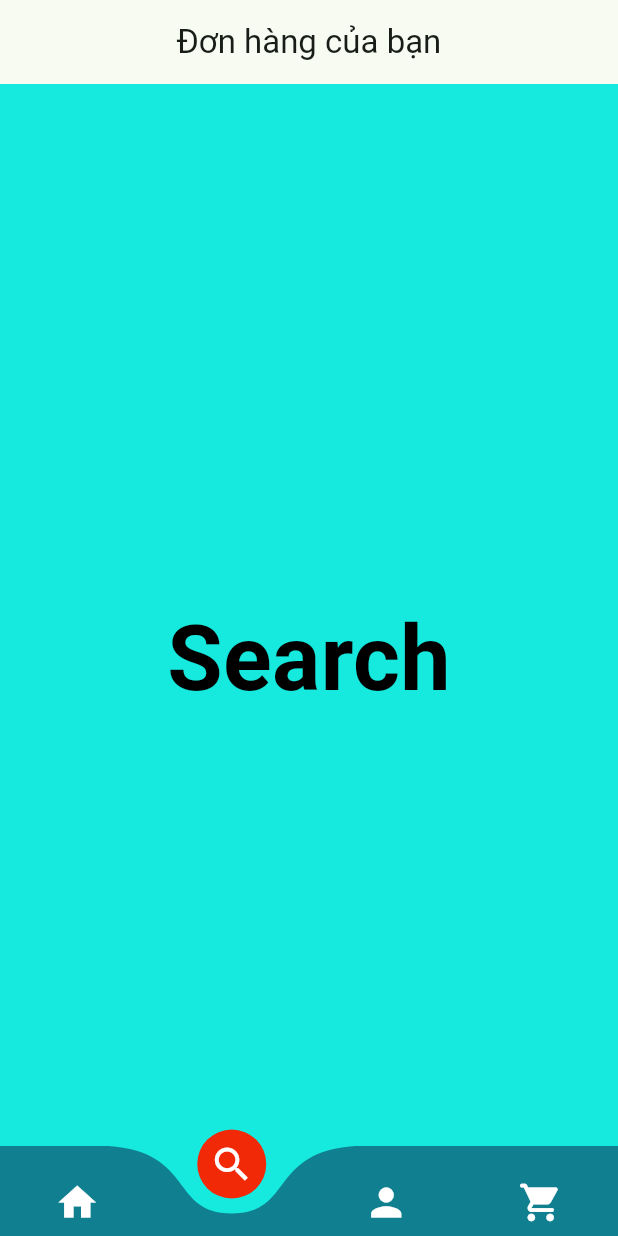
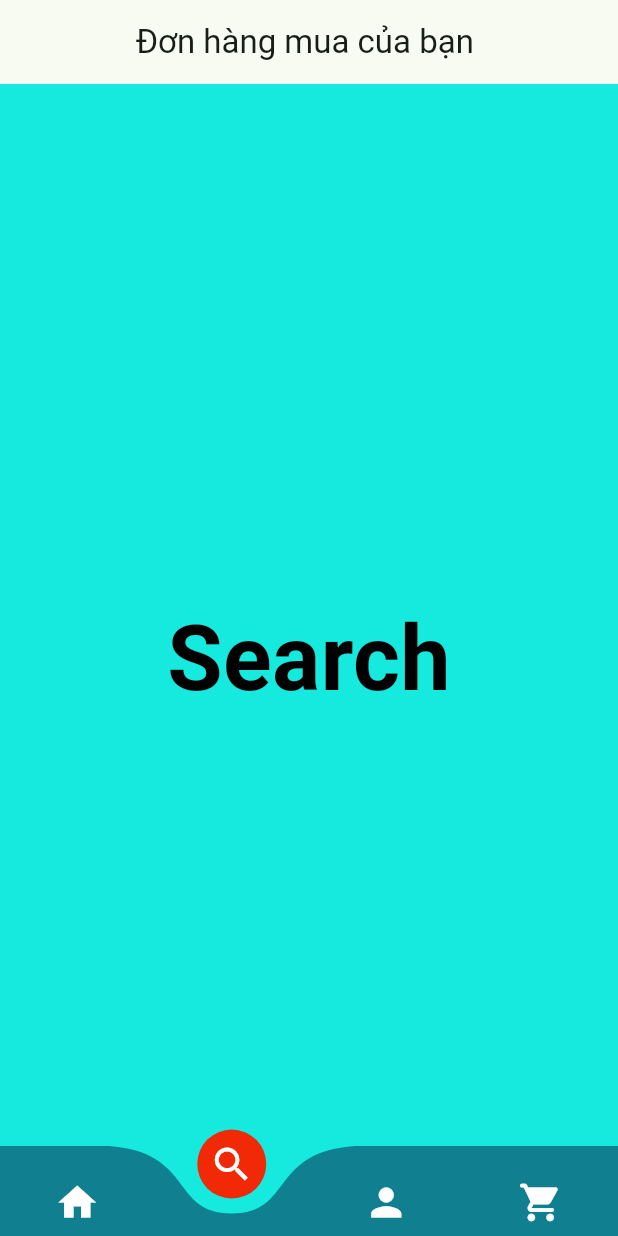
Before and after one commit to Huynhtrungnhat/pizza_store, a Flutter app: the screen it shows after launch, item 2 of the bottom bar chosen, on a phone screen of 412 x 824 dp. Run offline on Flutter 3.47's test engine with Material 3 defaults, Android fonts, the phone set to English and light mode, and no system bars; drawn by our look-alikes of curved_navigation_bar.

Commit message:
cập nhật đơn hàng theo from

```diff
--- a/lib/navigationbottom/donhang_page.dart
+++ b/lib/navigationbottom/donhang_page.dart
@@ -8,7 +8,7 @@ class SearchPage extends StatelessWidget {
     return  Scaffold(
       backgroundColor: Color.fromARGB(255, 22, 233, 222),
       appBar: AppBar(
-        title: const Text("Đơn hàng của bạn"),
+        title: const Text("Đơn hàng mua của bạn "),
         centerTitle: true,
       ),
       body: Center(
```
